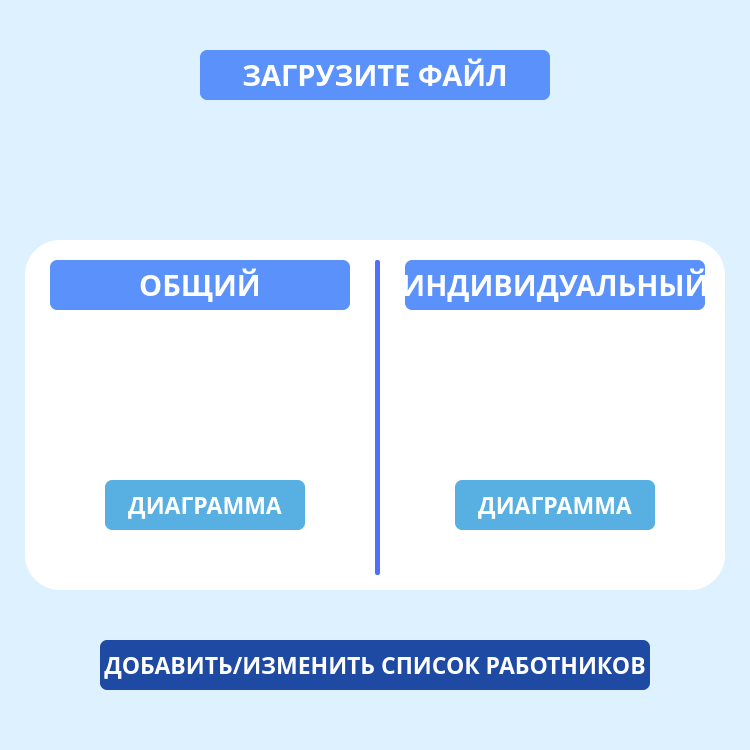
Qt form design.ui (aleksgov/Telecom) before a commit.
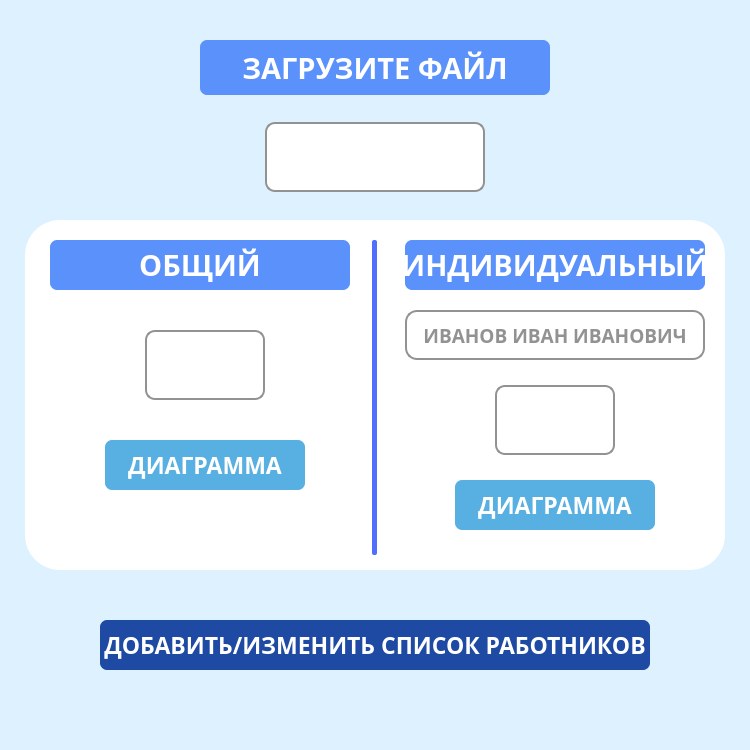
The same form after that commit. Icons and pictures are not drawn.

The edit to the form file:
```diff
--- a/design.ui
+++ b/design.ui
@@ -37,9 +37,9 @@
     <property name="geometry">
      <rect>
       <x>200</x>
-      <y>50</y>
+      <y>40</y>
       <width>350</width>
-      <height>50</height>
+      <height>55</height>
      </rect>
     </property>
     <property name="font">
@@ -76,7 +76,7 @@
     <property name="geometry">
      <rect>
       <x>25</x>
-      <y>240</y>
+      <y>220</y>
       <width>700</width>
       <height>350</height>
      </rect>
@@ -94,7 +94,7 @@
      <property name="geometry">
       <rect>
        <x>80</x>
-       <y>240</y>
+       <y>220</y>
        <width>200</width>
        <height>50</height>
       </rect>
@@ -130,7 +130,7 @@
     <widget class="QWidget" name="widget_2" native="true">
      <property name="geometry">
       <rect>
-       <x>350</x>
+       <x>347</x>
        <y>20</y>
        <width>5</width>
        <height>315</height>
@@ -219,7 +219,7 @@
      <property name="geometry">
       <rect>
        <x>430</x>
-       <y>240</y>
+       <y>260</y>
        <width>200</width>
        <height>50</height>
       </rect>
@@ -252,16 +252,65 @@
       <string>ДИАГРАММА</string>
      </property>
     </widget>
-    <widget class="QPushButton" name="diagramButton1_2">
+    <widget class="QPushButton" name="fileButton1">
      <property name="enabled">
       <bool>true</bool>
      </property>
      <property name="geometry">
       <rect>
-       <x>130</x>
-       <y>130</y>
+       <x>120</x>
+       <y>110</y>
        <width>120</width>
+       <height>70</height>
+      </rect>
+     </property>
+     <property name="font">
+      <font>
+       <family>Century Gothic</family>
+       <pointsize>17</pointsize>
+       <weight>75</weight>
+       <bold>true</bold>
+       <stylestrategy>PreferAntialias</stylestrategy>
+       <kerning>true</kerning>
+      </font>
+     </property>
+     <property name="cursor">
+      <cursorShape>ArrowCursor</cursorShape>
+     </property>
+     <property name="mouseTracking">
+      <bool>false</bool>
+     </property>
+     <property name="autoFillBackground">
+      <bool>false</bool>
+     </property>
+     <property name="styleSheet">
+      <string notr="true">border: 2px solid rgb(146,146,146);
+border-radius: 10px;</string>
+     </property>
+     <property name="text">
+      <string/>
+     </property>
+     <property name="icon">
+      <iconset>
+       <normaloff>file.png</normaloff>file.png</iconset>
+     </property>
+     <property name="iconSize">
+      <size>
+       <width>60</width>
        <height>60</height>
+      </size>
+     </property>
+    </widget>
+    <widget class="QPushButton" name="fileButton2">
+     <property name="enabled">
+      <bool>true</bool>
+     </property>
+     <property name="geometry">
+      <rect>
+       <x>470</x>
+       <y>165</y>
+       <width>120</width>
+       <height>70</height>
       </rect>
      </property>
      <property name="font">
@@ -284,23 +333,79 @@
       <bool>false</bool>
      </property>
      <property name="styleSheet">
-      <string notr="true">box-shadow: inset 0 0 5px rgba(0, 0, 0, 0.5);
-</string>
+      <string notr="true">border: 2px solid rgb(146,146,146);
+border-radius: 10px;</string>
      </property>
      <property name="text">
       <string/>
      </property>
      <property name="icon">
       <iconset>
-       <normaloff>../../Downloads/free-icon-file-2745398.png</normaloff>../../Downloads/free-icon-file-2745398.png</iconset>
+       <normaloff>file.png</normaloff>file.png</iconset>
      </property>
      <property name="iconSize">
       <size>
-       <width>64</width>
-       <height>64</height>
+       <width>60</width>
+       <height>60</height>
       </size>
      </property>
     </widget>
+    <widget class="QPushButton" name="fileButton2_2">
+     <property name="enabled">
+      <bool>true</bool>
+     </property>
+     <property name="geometry">
+      <rect>
+       <x>380</x>
+       <y>90</y>
+       <width>300</width>
+       <height>50</height>
+      </rect>
+     </property>
+     <property name="font">
+      <font>
+       <family>Century Gothic</family>
+       <pointsize>14</pointsize>
+       <weight>75</weight>
+       <bold>true</bold>
+       <stylestrategy>PreferAntialias</stylestrategy>
+       <kerning>true</kerning>
+      </font>
+     </property>
+     <property name="cursor">
+      <cursorShape>ArrowCursor</cursorShape>
+     </property>
+     <property name="mouseTracking">
+      <bool>false</bool>
+     </property>
+     <property name="autoFillBackground">
+      <bool>false</bool>
+     </property>
+     <property name="styleSheet">
+      <string notr="true">border: 2px solid rgb(146,146,146);
+color: rgb(146,146,146);
+border-radius: 12px;</string>
+     </property>
+     <property name="text">
+      <string>ИВАНОВ ИВАН ИВАНОВИЧ</string>
+     </property>
+     <property name="icon">
+      <iconset>
+       <normaloff>../../Downloads/loupe.png</normaloff>../../Downloads/loupe.png</iconset>
+     </property>
+     <property name="iconSize">
+      <size>
+       <width>30</width>
+       <height>30</height>
+      </size>
+     </property>
+     <property name="shortcut">
+      <string/>
+     </property>
+     <property name="checkable">
+      <bool>false</bool>
+     </property>
+    </widget>
    </widget>
    <widget class="QPushButton" name="changeButton">
     <property name="enabled">
@@ -309,7 +414,7 @@
     <property name="geometry">
      <rect>
       <x>100</x>
-      <y>640</y>
+      <y>620</y>
       <width>550</width>
       <height>50</height>
      </rect>
@@ -342,6 +447,56 @@
      <string>ДОБАВИТЬ/ИЗМЕНИТЬ СПИСОК РАБОТНИКОВ</string>
     </property>
    </widget>
+   <widget class="QPushButton" name="fileButton2_3">
+    <property name="enabled">
+     <bool>true</bool>
+    </property>
+    <property name="geometry">
+     <rect>
+      <x>265</x>
+      <y>122</y>
+      <width>220</width>
+      <height>70</height>
+     </rect>
+    </property>
+    <property name="font">
+     <font>
+      <family>Century Gothic</family>
+      <pointsize>17</pointsize>
+      <weight>75</weight>
+      <bold>true</bold>
+      <stylestrategy>PreferAntialias</stylestrategy>
+      <kerning>true</kerning>
+     </font>
+    </property>
+    <property name="cursor">
+     <cursorShape>ArrowCursor</cursorShape>
+    </property>
+    <property name="mouseTracking">
+     <bool>false</bool>
+    </property>
+    <property name="autoFillBackground">
+     <bool>false</bool>
+    </property>
+    <property name="styleSheet">
+     <string notr="true">border: 2px solid rgb(146,146,146);
+border-radius: 10px;
+background-color: rgb(255, 255, 255);</string>
+    </property>
+    <property name="text">
+     <string/>
+    </property>
+    <property name="icon">
+     <iconset>
+      <normaloff>file+.png</normaloff>file+.png</iconset>
+    </property>
+    <property name="iconSize">
+     <size>
+      <width>52</width>
+      <height>52</height>
+     </size>
+    </property>
+   </widget>
   </widget>
   <widget class="QMenuBar" name="menubar">
    <property name="geometry">
```
